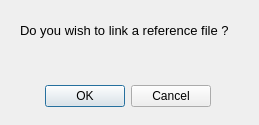
SyedHusaini/LOGault, file new_reference_DialogBox.ui: the form before one commit.
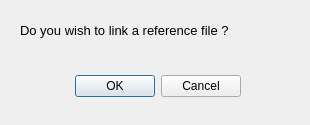
The form after the commit.

```diff
--- a/new_reference_DialogBox.ui
+++ b/new_reference_DialogBox.ui
@@ -6,7 +6,7 @@
    <rect>
     <x>0</x>
     <y>0</y>
-    <width>259</width>
+    <width>310</width>
     <height>125</height>
    </rect>
   </property>
@@ -16,8 +16,8 @@
   <widget class="QDialogButtonBox" name="buttonBox">
    <property name="geometry">
     <rect>
-     <x>40</x>
-     <y>80</y>
+     <x>70</x>
+     <y>70</y>
      <width>171</width>
      <height>32</height>
     </rect>
@@ -34,7 +34,7 @@
     <rect>
      <x>20</x>
      <y>10</y>
-     <width>221</width>
+     <width>281</width>
      <height>41</height>
     </rect>
    </property>
```
